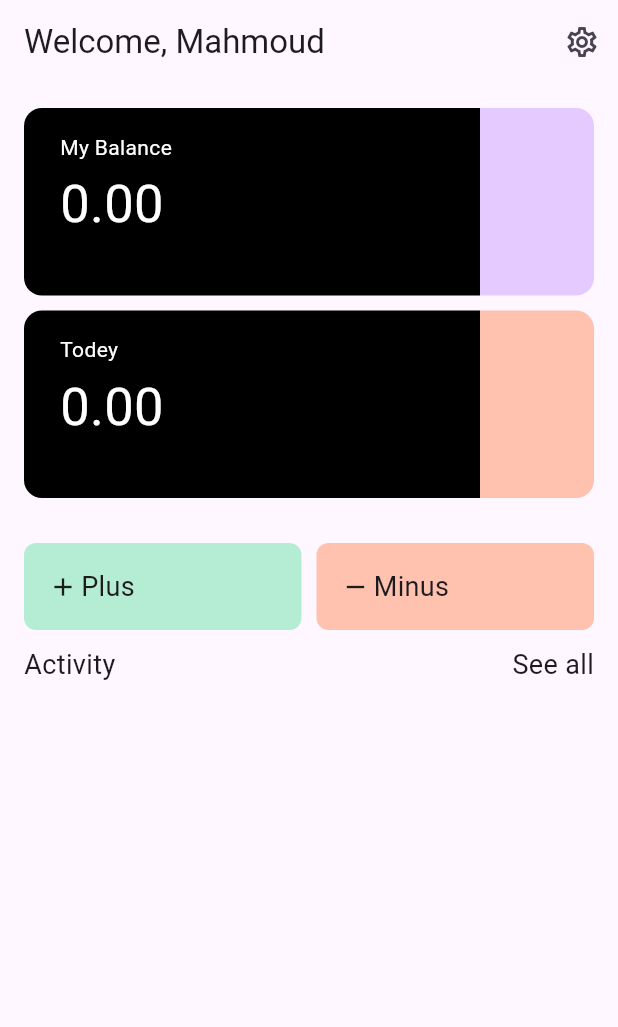
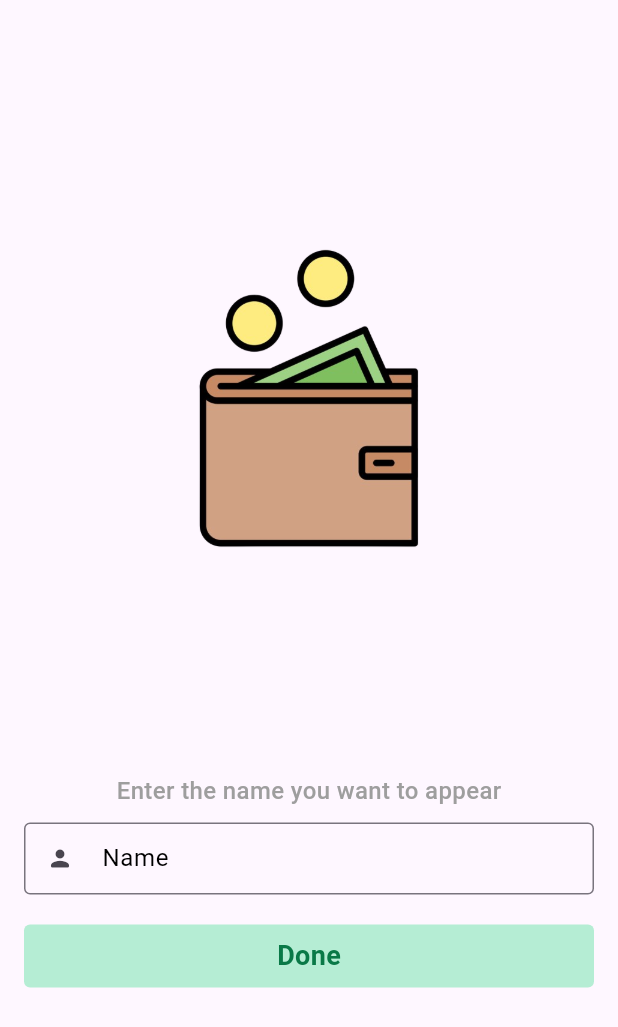
Before and after one commit to MahmoudElsayedJrr/finance_app, a Flutter app: the OnBoardingScreen screen opened directly, after a tap on "Skip", on a phone screen of 412 x 824 dp. Shown: the top 1027 px of the screen. Run offline on Flutter 3.47's test engine with Material 3 defaults, Android fonts, the phone set to English and light mode, and no system bars; our stand-ins replace bloc, flutter_bloc, hive, hive_flutter, shared_preferences and 1 more; missing offline and left inert: dart:ffi; accounts and stored records are empty.

Commit message:
finish all activity + make onborde display at first time only + name page

```diff
--- a/lib/Services/Cubits/fetchData_cubit/fetch_data_cubit.dart
+++ b/lib/Services/Cubits/fetchData_cubit/fetch_data_cubit.dart
@@ -13,7 +13,7 @@ class FetchDataCubit extends Cubit<FetchDataState> {
   List<FinanceModel> TodayfinanceData = [];
   double Balance = 0.0;
   double TodayBalance = 0.0;
-  FetchData() {
+  FetchData({DateTime? date}) {
     financeData.clear();
     TodayfinanceData.clear();
     emit(FetchDataLoading());
@@ -23,7 +23,7 @@ class FetchDataCubit extends Cubit<FetchDataState> {
           .values
           .where((element) =>
               DateFormat.yMMMEd().format(element.date) ==
-              DateFormat.yMMMEd().format(DateTime.now()))
+              DateFormat.yMMMEd().format(date ?? DateTime.now()))
           .toList();
       Balance = 0.0;
       TodayBalance = 0.0;
@@ -49,4 +49,19 @@ class FetchDataCubit extends Cubit<FetchDataState> {
       emit(AddDataFalirue(errMsg: e.toString()));
     }
   }
+
+/*   List<FinanceModel> financesListByDate = [];
+  void FetchDataByDate(DateTime date) {
+    financesListByDate.clear();
+    emit(FetchDataLoading());
+    try {
+      financesListByDate = Hive.box<FinanceModel>('FinanceBox')
+          .values
+          .where((element) => element.date == date)
+          .toList();
+      emit(FetchDataSuccess());
+    } catch (e) {
+      emit(FetchDataFalirue(errMsg: e.toString()));
+    }
+  }*/
 }
--- a/lib/core/ColorsConstants.dart
+++ b/lib/core/ColorsConstants.dart
@@ -13,3 +13,6 @@ Color kPrimaryRed = const Color(0xff712911);
 
 const lorem =
     'Lorem ipsum dolor sit amet, consectetur adipiscing elit, sed do eiusmod tempor incididunt ut labore et dolore magna aliqua. Ut enim ad minim veniam, quis nostrud exercitation ullamco laboris nisi ut aliquip ex ea commodo consequat. Duis';
+
+bool? isOnBorded;
+String? username;
--- a/lib/presentation/HomePage/currancyContainer.dart
+++ b/lib/presentation/HomePage/currancyContainer.dart
@@ -1,5 +1,6 @@
 import 'package:finance_application/core/ColorsConstants.dart';
 import 'package:flutter/material.dart';
+import 'package:intl/intl.dart';
 
 class currancyContainer extends StatelessWidget {
   const currancyContainer({
@@ -37,7 +38,7 @@ class currancyContainer extends StatelessWidget {
                     ),
                     SizedBox(height: 3),
                     Text(
-                      '${price.toStringAsFixed(2)}',
+                      '${NumberFormat.compactCurrency(decimalDigits: 2, symbol: 'EGP ').format(price).toString()}',
                       style: TextStyle(fontSize: 35, color: KWhiteColor),
                     ),
                   ],
--- /dev/null
+++ b/lib/presentation/onBordingScreens/YouName.dart
@@ -0,0 +1,90 @@
+import 'package:finance_application/core/ColorsConstants.dart';
+import 'package:finance_application/presentation/HomePage/HomePage.dart';
+import 'package:flutter/material.dart';
+import 'package:shared_preferences/shared_preferences.dart';
+
+class YourNameScreen extends StatelessWidget {
+  const YourNameScreen({super.key});
+
+  @override
+  Widget build(BuildContext context) {
+    TextEditingController nameController = TextEditingController();
+    return Scaffold(
+        body: SafeArea(
+            child: Padding(
+      padding: const EdgeInsets.all(16),
+      child: Center(
+        child: Column(
+          mainAxisAlignment: MainAxisAlignment.center,
+          children: [
+            Spacer(),
+            SizedBox(
+                height: 200,
+                child: Image.asset('assets/images/logo-removebg-preview.png')),
+            Spacer(),
+            Text(
+              'Enter the name you want to appear',
+              //textAlign: TextAlign.center,
+              style: TextStyle(
+                  fontSize: 16,
+                  fontWeight: FontWeight.w500,
+                  color: Colors.grey),
+            ),
+            SizedBox(height: 10),
+            TextField(
+              controller: nameController,
+              decoration: InputDecoration(
+                contentPadding: EdgeInsets.only(left: 8),
+                isDense: true,
+                labelStyle: TextStyle(color: KBlackColor),
+                focusColor: kPrimaryGreen,
+                focusedBorder: OutlineInputBorder(
+                  borderSide: BorderSide(color: kPrimaryGreen, width: 2.0),
+                ),
+                border: OutlineInputBorder(
+                    borderSide: BorderSide(color: kPrimaryGreen, width: 2.0),
+                    borderRadius: BorderRadius.circular(4),
+                    gapPadding: 2.0),
+                hintMaxLines: 1,
+                labelText: 'Name',
+                prefixIcon: Icon(Icons.person_rounded),
+              ),
+            ),
+            SizedBox(height: 20),
+            InkWell(
+              onTap: () async {
+                if (nameController.text.isNotEmpty) {
+                  final SharedPreferences prefs =
+                      await SharedPreferences.getInstance();
+                  await prefs.setString('name', nameController.text);
+                  await prefs.setBool('onbordedone', true);
+                  Navigator.pushAndRemoveUntil(
+                      context,
+                      MaterialPageRoute(builder: (context) => HomePage()),
+                      (route) => false);
+                }
+              },
+              child: Container(
+                width: double.maxFinite,
+                padding: EdgeInsets.symmetric(vertical: 8),
+                decoration: BoxDecoration(
+                    borderRadius: BorderRadius.circular(4),
+                    color: kSeconderyGreen),
+                child: Center(
+                  child: Text(
+                    'Done',
+                    style: TextStyle(
+                        fontSize: 18,
+                        fontWeight: FontWeight.bold,
+                        color: kPrimaryGreen),
+                  ),
+                ),
+              ),
+            ),
+            Spacer(),
+          ],
+        ),
+      ),
+    )));
+  }
+}
--- a/lib/presentation/onBordingScreens/onBoardingScreen.dart
+++ b/lib/presentation/onBordingScreens/onBoardingScreen.dart
@@ -1,6 +1,7 @@
 import 'package:finance_application/core/ColorsConstants.dart';
 import 'package:finance_application/presentation/HomePage/HomePage.dart';
 import 'package:finance_application/presentation/onBordingScreens/PageItems.dart';
+import 'package:finance_application/presentation/onBordingScreens/YouName.dart';
 import 'package:finance_application/presentation/onBordingScreens/dotIndicator.dart';
 import 'package:flutter/material.dart';
 
@@ -37,10 +38,10 @@ class _OnBoardingScreenState extends State<OnBoardingScreen> {
               alignment: Alignment.topRight,
               child: TextButton(
                   onPressed: () {
-                    Navigator.pushAndRemoveUntil(
-                        context,
-                        MaterialPageRoute(builder: (context) => HomePage()),
-                        (route) => false);
+                    Navigator.push(
+                      context,
+                      MaterialPageRoute(builder: (context) => YourNameScreen()),
+                    );
                   },
                   child: Text('Skip',
                       style: TextStyle(
@@ -66,10 +67,10 @@ class _OnBoardingScreenState extends State<OnBoardingScreen> {
             InkWell(
               onTap: () {
                 if (currentIndex == items.length - 1) {
-                  Navigator.pushAndRemoveUntil(
-                      context,
-                      MaterialPageRoute(builder: (context) => HomePage()),
-                      (route) => false);
+                  Navigator.push(
+                    context,
+                    MaterialPageRoute(builder: (context) => YourNameScreen()),
+                  );
                 }
               },
               child: Container(
--- a/pubspec.yaml
+++ b/pubspec.yaml
@@ -38,6 +38,7 @@ dependencies:
   flutter_bloc: ^8.1.6
   table_calendar: ^3.1.2
   intl: ^0.19.0
+  shared_preferences: ^2.2.3
 
 dev_dependencies:
   flutter_test:
```
Also changed, not shown: lib/main.dart (+6 -1 lines), lib/presentation/HomePage/All_Activity/see_all_activity.dart (+31 -6 lines), lib/presentation/HomePage/HomePage.dart (+24 -3 lines), assets/images/logo-removebg-preview.png (added), pubspec.lock, 1 other file.
